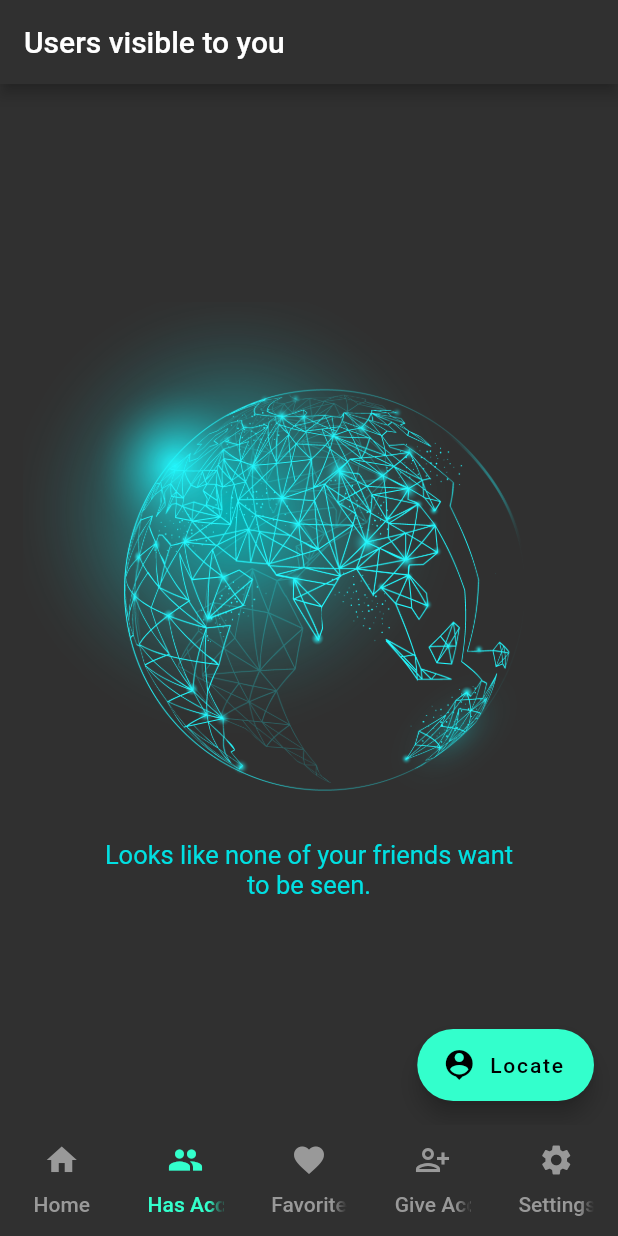
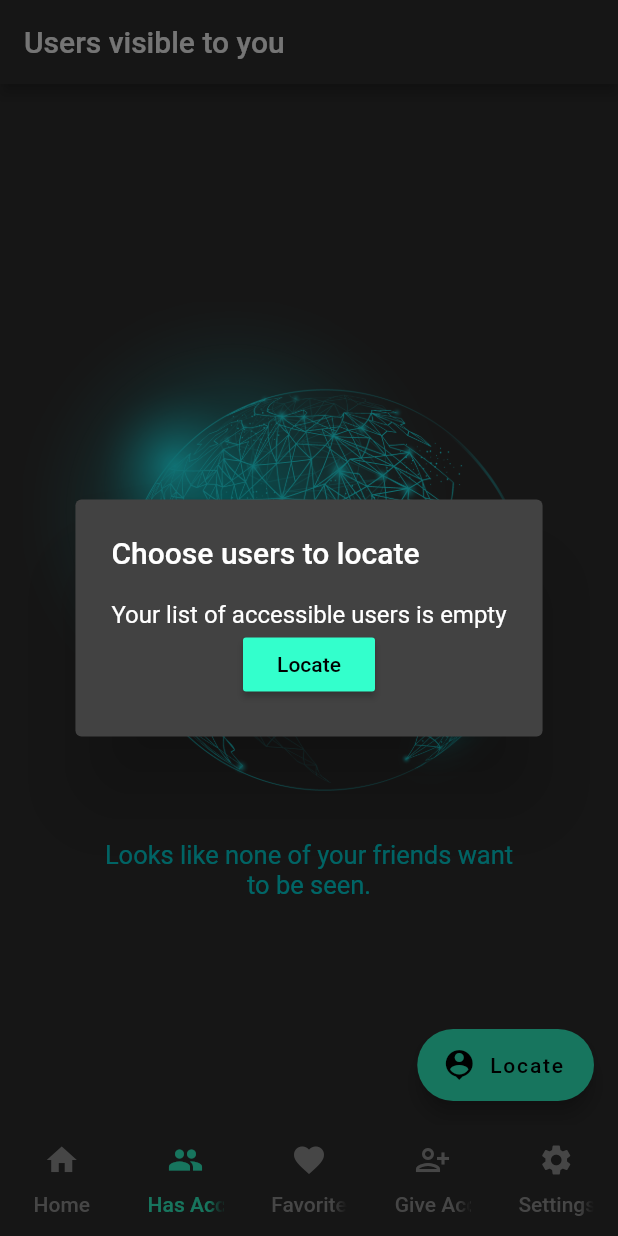
Before and after one commit to A-N-uraag/Project-Locus, a Flutter app: the LocusHome screen opened directly, item 2 of the bottom bar chosen, after a tap on "Locate", on a phone screen of 412 x 824 dp. Run offline on Flutter 3.47's test engine with Material 2 defaults, Android fonts, the phone set to English and light mode, and no system bars; our stand-ins replace cloud_firestore, firebase_auth, firebase_core, geolocator, google_maps_flutter, sqflite; missing offline and left inert: android_alarm_manager, background_fetch; accounts and stored records are empty.

Commit message:
made changes to map page

```diff
--- a/lib/components/UserListView.dart
+++ b/lib/components/UserListView.dart
@@ -91,7 +91,7 @@ class _UserListState extends State<UserListView>{
                 mainAxisSize: MainAxisSize.min,
                 children:  widget.users.map((user) => listTile(user)).toList()
               )
-            ) : Center(
+            ) : Container(
               child: Text(widget.emptyListMessage),
             )
           ),
--- a/lib/pages/HasAccess.dart
+++ b/lib/pages/HasAccess.dart
@@ -13,6 +13,7 @@ class HasAccess extends StatefulWidget {
 
 class _HasAccessState extends State<HasAccess> {
   var userMail;
+  List<Profile> hasAccess;
 
   @override
   void initState() {
@@ -46,10 +47,9 @@ class _HasAccessState extends State<HasAccess> {
       barrierDismissible: true,
     );
     if(toLocate != null){
-      Navigator.pushAndRemoveUntil(
+      Navigator.push(
         context,
         MaterialPageRoute(builder: (context)=>MapsPage(toLocate)),
-        (route) => false
       );
     }
   }
@@ -75,11 +75,11 @@ class _HasAccessState extends State<HasAccess> {
               )
             );
           }
-          List<Profile> content = snapshot.data;
+          hasAccess = snapshot.data;
           return Container(
             padding: EdgeInsets.only(top: MediaQuery.of(context).padding.top, left: 15, right: 15, bottom: 5),
-            child: (content != null && content.isNotEmpty) ? UserListView(
-              content,
+            child: (hasAccess != null && hasAccess.isNotEmpty) ? UserListView(
+              hasAccess,
               (Profile user){
                 showDialog(
                   context: context,
@@ -120,7 +120,7 @@ class _HasAccessState extends State<HasAccess> {
           "Locate",
           style: TextStyle(color: Colors.black),
         ),
-        onPressed: () => null,
+        onPressed: () => locate(context,hasAccess),
       ),
     );
   }
--- a/lib/pages/MapsPage.dart
+++ b/lib/pages/MapsPage.dart
@@ -121,7 +121,7 @@ class _MapsPageState extends State<MapsPage>{
           child:  UserListView(
             _profiles.values.toList(),
             (Profile user) => Navigator.pop(context,user.email),
-            emptyListMessage: "There's no one else on the map. Add users first to move to their location"
+            emptyListMessage: "There's no one else on the map. Add users first, to move to their location"
           ),
         )
       ),
--- a/lib/pages/homepage.dart
+++ b/lib/pages/homepage.dart
@@ -6,14 +6,13 @@ import 'package:flutter/material.dart';
 class HomePage extends StatelessWidget {
   @override
   Widget build(BuildContext context) {
-    List<String> userMails = [AuthUtils.getCurrentUser()["email"].toString()];
     return Container(
       child: Center(
         child: Column(
           mainAxisAlignment: MainAxisAlignment.spaceEvenly,
           children: [
             Text("Hey! Find your friends over here!",),
-            VisitMap(userMails),
+            VisitMap([]),
             VisitFavourites(),
           ]
         )
```
Also changed, not shown: assets/inco.png (added).
